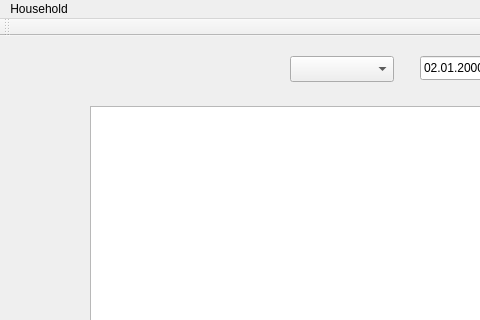
This is mainwindow.ui in sandroKa/SE as Qt 5 draws it before an edit; both pictures show x 0 to 480 and y 0 to 320 of the 907 by 611 pixel window. The edited form follows.
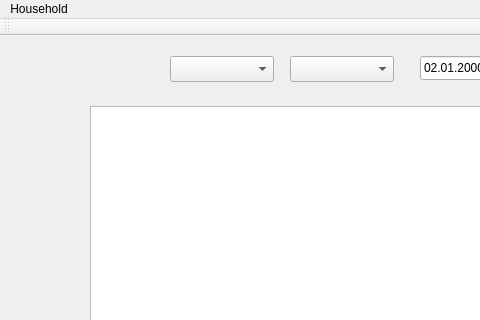
This is the edited form.

```diff
--- a/mainwindow.ui
+++ b/mainwindow.ui
@@ -92,6 +92,16 @@
      <string/>
     </property>
    </widget>
+   <widget class="QComboBox" name="cmb_Cat">
+    <property name="geometry">
+     <rect>
+      <x>170</x>
+      <y>20</y>
+      <width>104</width>
+      <height>26</height>
+     </rect>
+    </property>
+   </widget>
   </widget>
   <widget class="QMenuBar" name="menuBar">
    <property name="geometry">
```
